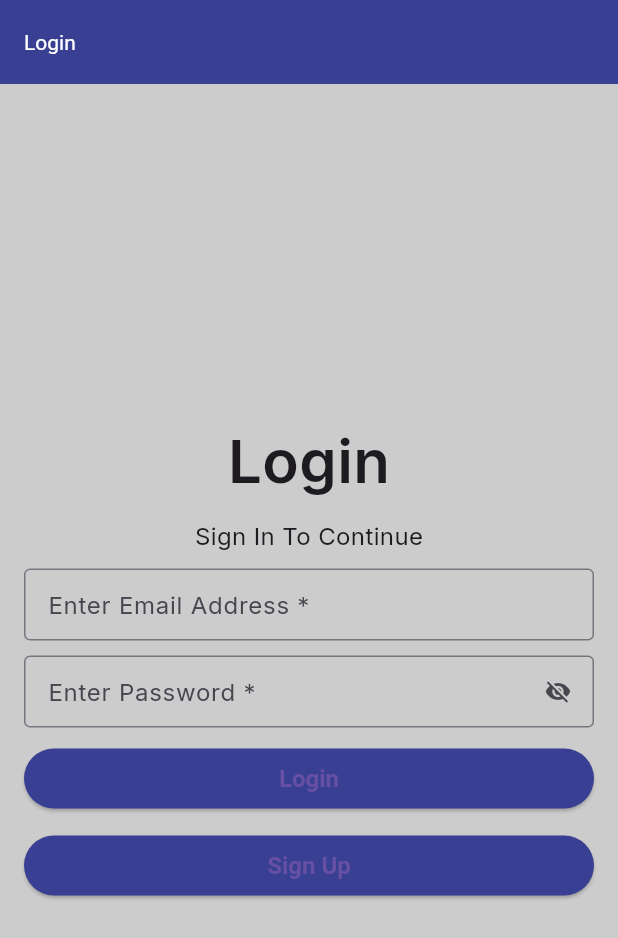
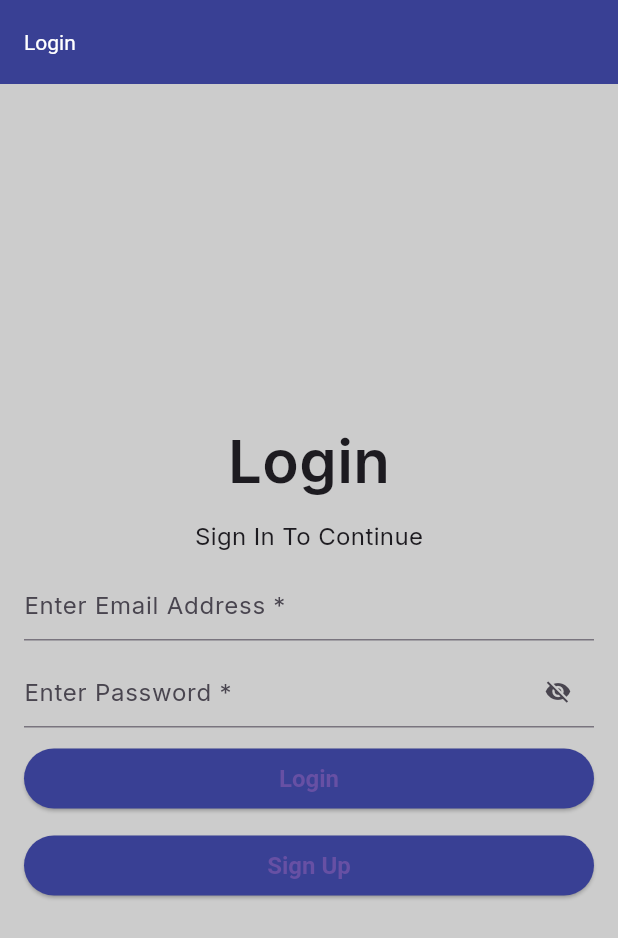
Before and after one commit to NikhilSngh/flutter_poc, a Flutter app: the screen it shows after launch, on a phone screen of 412 x 824 dp. Shown: the top 938 px of the screen. Run offline on Flutter 3.47's test engine with Material 3 defaults, Android fonts, the light colour scheme and no system bars; our stand-ins replace auto_route, dio, equatable, flutter_bloc, get_it and 5 more; missing offline and left inert: encrypt; accounts and stored records are empty; generated files the repository leaves out were written again.

Commit message:
Code refactoring

```diff
--- a/lib/constant/app_strings.dart
+++ b/lib/constant/app_strings.dart
@@ -33,4 +33,5 @@ class AppStrings {
   static const String cancel = "Cancel";
   static const String ok = "OK";
   static const String detail = "Detail";
+  static const String appTitle = "Movie Demo App";
 }
--- a/lib/helper/app_textfield.dart
+++ b/lib/helper/app_textfield.dart
@@ -50,7 +50,6 @@ class _AppTextFieldState extends State<AppTextField> {
       decoration: InputDecoration(
         isDense: true,
         label: Text("${widget.label} ${widget.required ? "*" : ""}"),
-        border: const OutlineInputBorder(),
         suffixIcon: widget.isPassword
             ? IconButton(
           icon: Icon(
--- a/lib/main.dart
+++ b/lib/main.dart
@@ -1,4 +1,5 @@
 import 'package:flutter/material.dart';
+import 'package:flutter_poc/constant/app_strings.dart';
 import 'package:flutter_poc/navigation/app_router.dart';
 import 'package:flutter_poc/sl/locator.dart';
 
@@ -18,7 +19,7 @@ class MyApp extends StatelessWidget {
   @override
   Widget build(BuildContext context) {
     return MaterialApp.router(
-      title: 'Flutter Demo',
+      title: AppStrings.appTitle,
       theme: UiTheme.lightTheme,
       darkTheme: UiTheme.darkTheme,
       routerConfig: _appRouter.config(),
```
